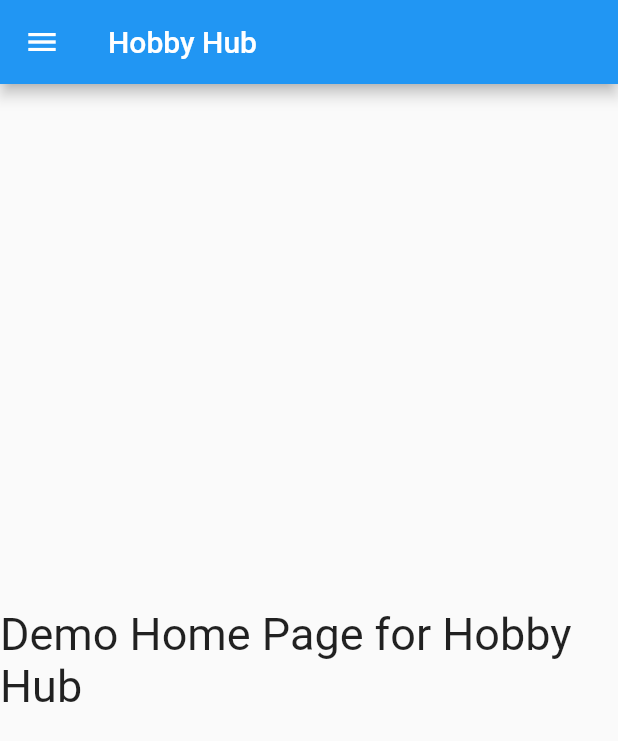
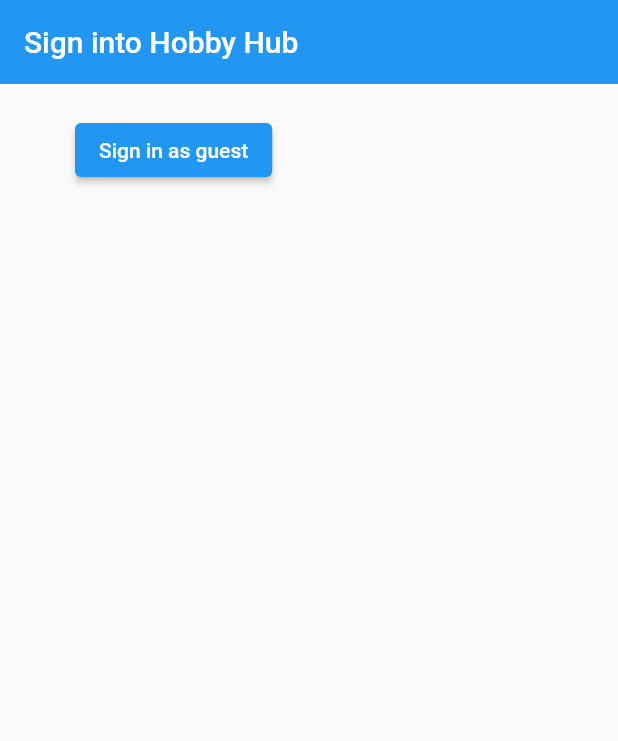
Before and after one commit to JustAnOpossum/Hobby-Hub-CS-371-, a Flutter app: the screen it shows after launch, on a phone screen of 412 x 824 dp. Shown: the top 741 px of the screen. Run offline on Flutter 3.47's test engine with Material 2 defaults, Android fonts, the phone set to English and light mode, and no system bars; our stand-ins replace firebase_auth, firebase_core; accounts and stored records are empty.

Commit message:
refactored login, added anonymous login

```diff
--- a/app_interface/lib/main.dart
+++ b/app_interface/lib/main.dart
@@ -1,114 +1,28 @@
 import 'package:flutter/material.dart';
+import 'package:hobby_hub/widgets/auth.dart';
+import 'package:hobby_hub/widgets/wrapper.dart';
+import 'package:provider/provider.dart';
 
-import './widgets/login.dart';
 import './widgets/timer.dart';
 import './widgets/calendar.dart';
 
-void main() {
+import 'package:firebase_core/firebase_core.dart';
+
+import 'models/userData.dart';
+
+void main() async {
+  WidgetsFlutterBinding.ensureInitialized();
+  await Firebase.initializeApp();
   runApp(MyApp());
 }
 
 class MyApp extends StatelessWidget {
-  // This widget is the root of your application.
   @override
   Widget build(BuildContext context) {
-    return MaterialApp(
-      title: 'Hobby Hub',
-      theme: ThemeData(
-        primarySwatch: Colors.blue,
-      ),
-      home: Home(),
-    );
-  }
-}
-
-//Main Home Page for hobby hub
-class Home extends StatelessWidget {
-  @override
-  Widget build(BuildContext context) {
-    return Scaffold(
-      appBar: AppBar(
-        title: const Text('Hobby Hub'),
-      ),
-      //Menu for the diffrent Menu options
-      drawer: Drawer(
-        child: ListView(
-          children: <Widget>[
-            //Hobby List Page
-            ListTile(
-              leading: Icon(Icons.list),
-              title: Text('Hobby List'),
-              onTap: () {
-                Navigator.push(context,
-                    MaterialPageRoute(builder: (BuildContext context) {
-                  return Scaffold(
-                    appBar: AppBar(
-                      title: const Text('Hobby List'),
-                    ),
-                    body: const Center(
-                      child: Text('Demo Home Page for Hobby Hub Hobby List',
-                          style: TextStyle(fontSize: 30)),
-                    ),
-                  );
-                }));
-              },
-            ),
-            //Timer Page
-            ListTile(
-              leading: Icon(Icons.access_time),
-              title: Text('Timer'),
-              onTap: () {
-                Navigator.push(context,
-                    MaterialPageRoute(builder: (context) => TimerPage()));
-              },
-            ),
-            //Calendar Page
-            ListTile(
-              leading: Icon(Icons.calendar_today),
-              title: Text('Calendar'),
-              onTap: () {
-                Navigator.push(context,
-                    MaterialPageRoute(builder: (context) => Calendar()));
-              },
-            ),
-            //Login
-            ListTile(
-              leading: Icon(Icons.login),
-              title: Text('Login Test'),
-              onTap: () {
-                Navigator.push(context,
-                    MaterialPageRoute(builder: (BuildContext context) {
-                  return Column(
-                    children: <Widget>[Login()],
-                  );
-                }));
-              },
-            ),
-            //Fourms Page
-            ListTile(
-              leading: Icon(Icons.message),
-              title: Text('Fourms'),
-              onTap: () {
-                Navigator.push(context,
-                    MaterialPageRoute(builder: (BuildContext context) {
-                  return Scaffold(
-                    appBar: AppBar(
-                      title: const Text('Hobby List'),
-                    ),
-                    body: const Center(
-                      child: Text('Demo Home Page for Hobby Hub Hobby Fourms',
-                          style: TextStyle(fontSize: 30)),
-                    ),
-                  );
-                }));
-              },
-            ),
-          ],
-        ),
-      ),
-      body: const Center(
-        child: Text('Demo Home Page for Hobby Hub',
-            style: TextStyle(fontSize: 30)),
+    return StreamProvider<UserData>.value(
+      value: AuthService().user,
+      child: MaterialApp(
+        home: Wrapper(),
       ),
     );
   }
--- /dev/null
+++ b/app_interface/lib/models/userData.dart
@@ -0,0 +1,21 @@
+import 'package:flutter/material.dart';
+
+class UserData {
+  String uid;
+  final String displayName;
+  //final String firstName;
+  //final String lastName;
+  //final String password;
+  final String email;
+  //final DateTime metadata;
+
+  UserData({
+    @required this.uid,
+    @required this.displayName,
+    //@required this.firstName,
+    //@required this.lastName,
+    //@required this.password,
+    @required this.email,
+    //@required this.metadata,
+  });
+}
--- /dev/null
+++ b/app_interface/lib/widgets/auth.dart
@@ -0,0 +1,39 @@
+import 'package:firebase_auth/firebase_auth.dart';
+import 'package:hobby_hub/models/userData.dart';
+
+class AuthService {
+  final FirebaseAuth _auth = FirebaseAuth.instance;
+
+  UserData _userFromFirebaseUser(User user) {
+    return user != null
+        ? UserData(
+            uid: user.uid, displayName: user.displayName, email: user.email)
+        : null;
+  }
+
+  //auth change user stream
+  Stream<UserData> get user {
+    return _auth.authStateChanges().map(_userFromFirebaseUser);
+  }
+
+  //anonymous
+  Future signInAnon() async {
+    try {
+      UserCredential result = await _auth.signInAnonymously();
+      User user = result.user;
+      return _userFromFirebaseUser(user);
+    } catch (e) {
+      print(e.toString());
+      return null;
+    }
+  }
+
+  Future signOut() async {
+    try {
+      return await _auth.signOut();
+    } catch (e) {
+      print(e.toString());
+      return null;
+    }
+  }
+}
--- /dev/null
+++ b/app_interface/lib/widgets/authenticate.dart
@@ -0,0 +1,16 @@
+import 'package:flutter/material.dart';
+import 'package:hobby_hub/widgets/sign_in.dart';
+
+class Authenticate extends StatefulWidget {
+  @override
+  _AuthenticateState createState() => _AuthenticateState();
+}
+
+class _AuthenticateState extends State<Authenticate> {
+  @override
+  Widget build(BuildContext context) {
+    return Container(
+      child: SignIn(),
+    );
+  }
+}
--- /dev/null
+++ b/app_interface/lib/widgets/sign_in.dart
@@ -0,0 +1,34 @@
+import 'package:flutter/material.dart';
+import 'package:hobby_hub/widgets/auth.dart';
+
+class SignIn extends StatefulWidget {
+  @override
+  _SignInState createState() => _SignInState();
+}
+
+class _SignInState extends State<SignIn> {
+  final AuthService _auth = AuthService();
+
+  @override
+  Widget build(BuildContext context) {
+    return Scaffold(
+      appBar: AppBar(
+        elevation: 0.0,
+        title: Text('Sign into Hobby Hub'),
+      ),
+      body: Container(
+        padding: EdgeInsets.symmetric(vertical: 20.0, horizontal: 50.0),
+        child: ElevatedButton(
+            child: Text('Sign in as guest'),
+            onPressed: () async {
+              dynamic result = await _auth.signInAnon();
+              if (result == null) {
+                print('error signing in');
+              } else
+                print('Signed in as guest');
+              print(result);
+            }),
+      ),
+    );
+  }
+}
--- /dev/null
+++ b/app_interface/lib/widgets/wrapper.dart
@@ -0,0 +1,18 @@
+import 'package:flutter/material.dart';
+import 'package:hobby_hub/models/userData.dart';
+import 'package:hobby_hub/widgets/authenticate.dart';
+import 'package:provider/provider.dart';
+
+import 'home.dart';
+
+class Wrapper extends StatelessWidget {
+  @override
+  Widget build(BuildContext context) {
+    final user = Provider.of<UserData>(context);
+    if (user == null) {
+      return Authenticate();
+    } else {
+      return Home();
+    }
+  }
+}
--- a/app_interface/pubspec.yaml
+++ b/app_interface/pubspec.yaml
@@ -21,9 +21,12 @@
   sdk: ">=2.7.0 <3.0.0"
 
 dependencies:
+  flutter_calendar_carousel:
   flutter:
     sdk: flutter
-
+  firebase_core: ^0.7.0
+  firebase_auth: ^0.20.1
+  provider: ^5.0.0
 
   # The following adds the Cupertino Icons font to your application.
   # Use with the CupertinoIcons class for iOS style icons.
```
Also changed, not shown: app_interface/lib/models/user.dart (deleted, +0 -21 lines), app_interface/lib/widgets/home.dart (added, +87 -0 lines), app_interface/lib/widgets/login.dart (deleted, +0 -55 lines), app_interface/lib/widgets/newUser.dart (deleted, +0 -64 lines), app_interface/lib/widgets/userList.dart (deleted, +0 -64 lines), app_interface/pubspec.lock, 3 other files.
